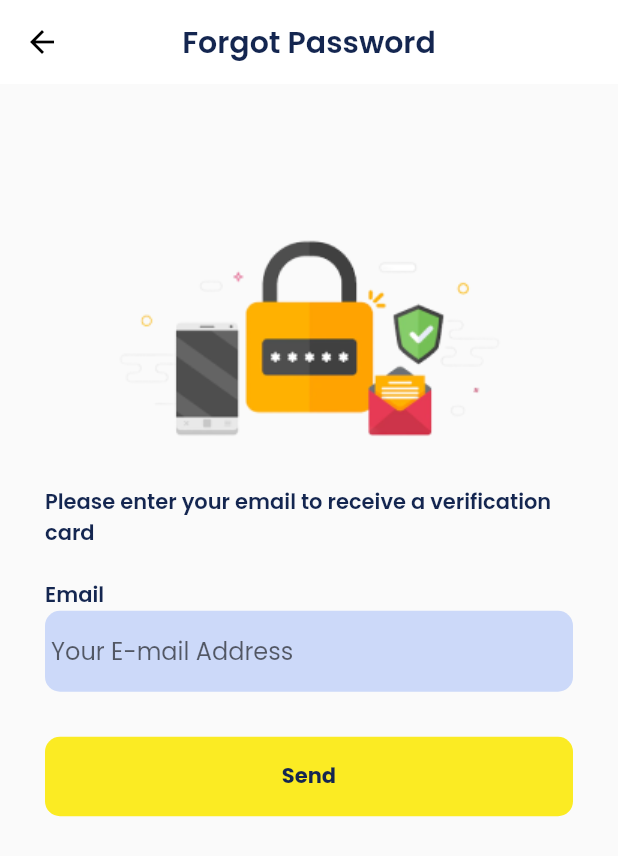
After one commit to yashagozwan/discussin-mobile, a Flutter app: the ForgetPassword screen opened directly, on a phone screen of 412 x 824 dp. The commit adds this screen. Shown: the top 856 px of the screen. Run offline on Flutter 3.47's test engine with Material 2 defaults, Android fonts, the phone set to English and light mode, and no system bars; our stand-ins replace cached_network_image, dio, flutter_riverpod, flutter_svg, image_picker, shared_preferences; accounts and stored records are empty; statements that could not run were skipped.

Commit message:
add forget pass screen

```diff
--- /dev/null
+++ b/lib/src/screen/forget_password/auth_forget_screen.dart
@@ -0,0 +1,31 @@
+import 'package:discussin_mobile/src/widget/text_pro.dart';
+import 'package:flutter/material.dart';
+import 'package:flutter_riverpod/flutter_riverpod.dart';
+
+class AuthCode extends ConsumerStatefulWidget {
+  const AuthCode({super.key});
+
+  @override
+  ConsumerState<ConsumerStatefulWidget> createState() => _AuthCodeState();
+}
+
+class _AuthCodeState extends ConsumerState<AuthCode> {
+
+  @override
+  Widget build(BuildContext context) {
+    return Scaffold(
+      appBar: AppBar(
+        centerTitle: true,
+        iconTheme: const IconThemeData(
+          color: Colors.black, //change your color here
+        ),
+        backgroundColor: Colors.white,
+        title: const TextPro("Forgot Password",
+        fontWeight: FontWeight.w600,
+        ),
+        elevation: 0,
+      ),
+      body: TextPro("Hello"),
+    );;
+  }
+}
--- /dev/null
+++ b/lib/src/screen/forget_password/forget_password_screen.dart
@@ -0,0 +1,101 @@
+import 'package:discussin_mobile/src/screen/profile/profile_screen.dart';
+import 'package:discussin_mobile/src/widget/text_pro.dart';
+import 'package:flutter/material.dart';
+import 'package:flutter_riverpod/flutter_riverpod.dart';
+
+class ForgetPassword extends ConsumerStatefulWidget {
+  const ForgetPassword({super.key});
+
+  @override
+  ConsumerState<ConsumerStatefulWidget> createState() => _ForgetPasswordState();
+}
+
+class _ForgetPasswordState extends ConsumerState<ForgetPassword> {
+
+  @override
+  Widget build(BuildContext context) {
+    return Scaffold(
+      appBar: AppBar(
+        centerTitle: true,
+        iconTheme: const IconThemeData(
+          color: Colors.black, //change your color here
+        ),
+        backgroundColor: Colors.white,
+        title: const TextPro("Forgot Password",
+        fontWeight: FontWeight.w600,
+        ),
+        elevation: 0,
+      ),
+      body: SingleChildScrollView(child: forgetPass()),
+    );
+  }
+}
+
+Widget forgetPass() {
+  return Form(
+    child: Center(
+      child: Padding(
+        padding: EdgeInsets.all(30),
+        child: Column(
+          mainAxisAlignment: MainAxisAlignment.center,
+          crossAxisAlignment: CrossAxisAlignment.stretch,
+          children: [
+            Padding(
+                    padding: const EdgeInsets.only(top: 50),
+                    child: Image.asset(
+                      'assets/images/gembok.png',
+                      scale: 1,
+                    ),
+                  ),
+            const TextPro("Please enter your email to receive a verification card",
+              fontWeight: FontWeight.w600,
+            ),
+            const SizedBox(height: 20,),
+            const TextPro(
+              'Email',
+              textAlign: TextAlign.start,
+              fontWeight: FontWeight.w600,
+            ),
+            TextFormField(
+                    decoration: InputDecoration(
+                      filled: true,
+                      fillColor: const Color(0xFFCCD9F9),
+                      contentPadding: const EdgeInsets.symmetric(
+                        vertical: 15,
+                        horizontal: 4,
+                      ),
+                      isDense: true,
+                      hintText: 'Your E-mail Address',
+                      border: OutlineInputBorder(
+                        borderRadius: BorderRadius.circular(10.0),
+                        borderSide: const BorderSide(
+                          width: 0,
+                          style: BorderStyle.none,
+                        ),
+                      ),
+                    ),
+                  ),
+            const SizedBox(height: 30),
+            ElevatedButton(
+                    onPressed: () {},
+                    style: ElevatedButton.styleFrom(
+                      backgroundColor: const Color(0xffFBEB23),
+                      foregroundColor: Colors.black54,
+                      padding: const EdgeInsets.symmetric(vertical: 16),
+                      shape: RoundedRectangleBorder(
+                        borderRadius: BorderRadius.circular(10),
+                      ),
+                      elevation: 0,
+                    ),
+                    child: const TextPro(
+                      'Send',
+                      fontWeight: FontWeight.w700,
+                      color: Color(0xFF142650),
+                    ),
+                  ),
+          ],
+        ),
+      ),
+    ),
+  );
+}
--- a/lib/src/screen/sign_in/sign_in_screen.dart
+++ b/lib/src/screen/sign_in/sign_in_screen.dart
@@ -1,6 +1,7 @@
 import 'dart:async';
 
 import 'package:discussin_mobile/src/model/sign_in_model.dart';
+import 'package:discussin_mobile/src/screen/forget_password/forget_password_screen.dart';
 import 'package:discussin_mobile/src/screen/home/home_screen.dart';
 import 'package:discussin_mobile/src/screen/sign_in/widget/sign_in_failure.dart';
 import 'package:discussin_mobile/src/screen/sign_in/widget/sign_in_success.dart';
@@ -120,7 +121,16 @@ class _SignInScreenState extends ConsumerState<SignInScreen> {
                     child: Text.rich(
                       TextSpan(
                         text: "Forget Password?",
-                        recognizer: TapGestureRecognizer()..onTap = () {},
+                        recognizer: TapGestureRecognizer()..onTap = () {
+                              Navigator.push(
+                                context,
+                                MaterialPageRoute(
+                                  builder: (context) {
+                                    return const ForgetPassword();
+                                  },
+                                ),
+                              );
+                            },
                         style: const TextStyle(
                           fontWeight: FontWeight.w600,
                           color: Color(0xFF285FE7),
--- a/pubspec.yaml
+++ b/pubspec.yaml
@@ -69,6 +69,7 @@ flutter:
   # To add assets to your application, add an assets section, like this:
   assets:
     - assets/images/
+    - assets/images/
     - assets/icons/
     - assets/svg/
   # assets:
```
Also changed, not shown: assets/images/gembok.png (added).
